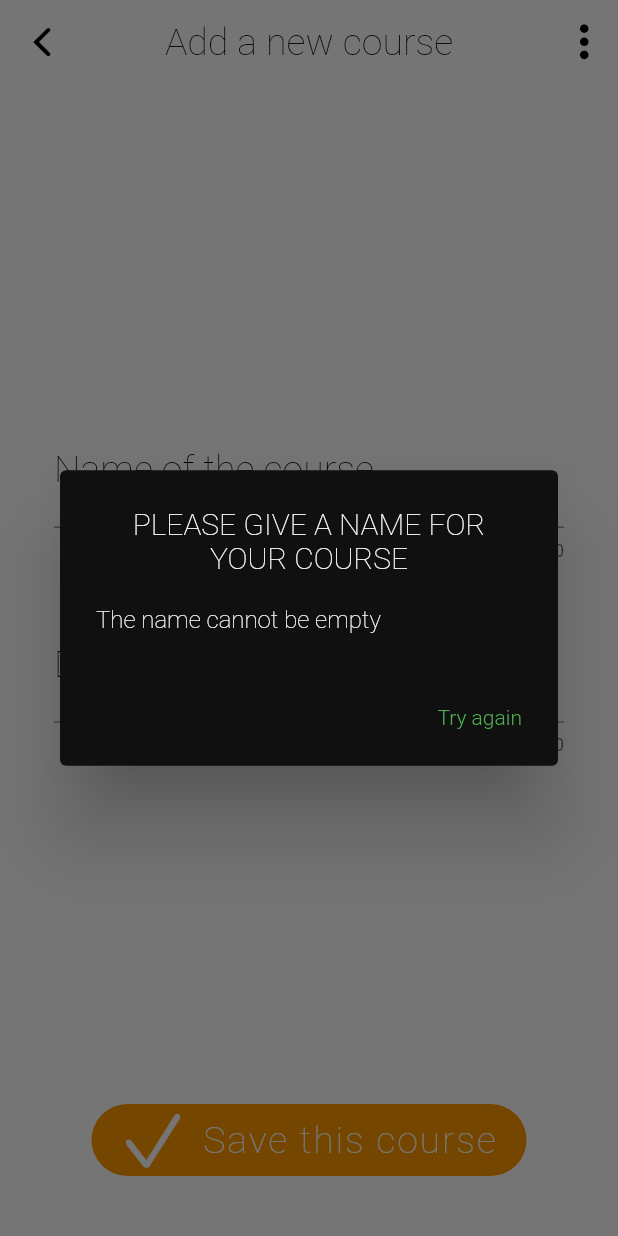
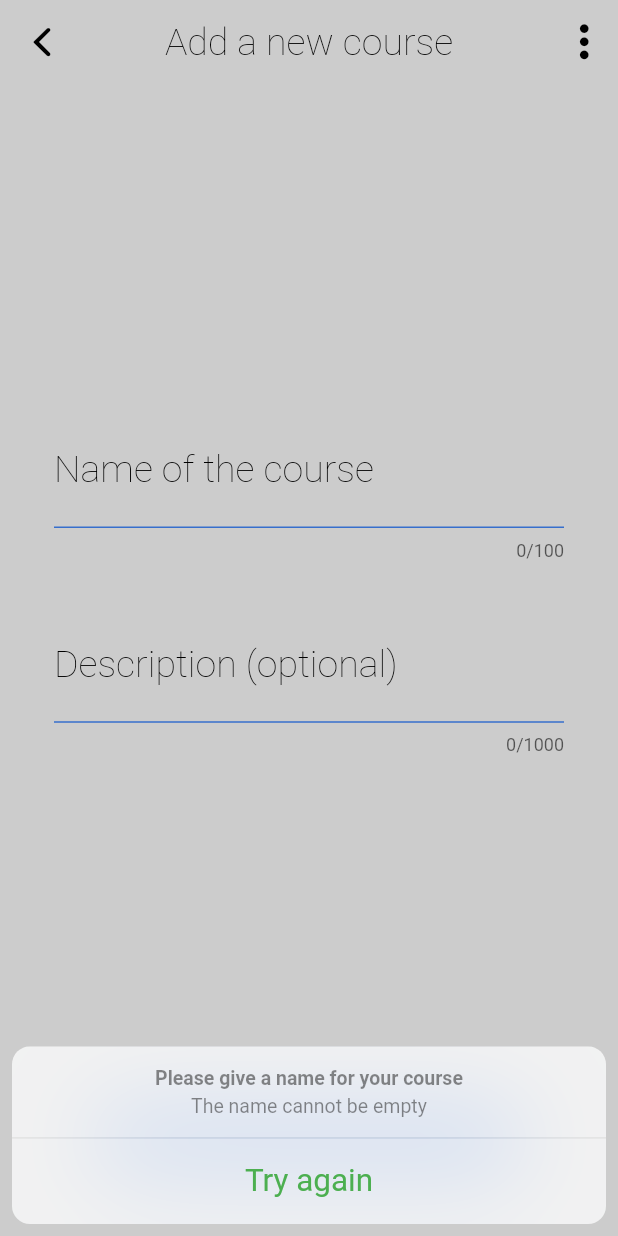
Before and after one commit to ClementSicard/StudyHelper, a Flutter app: the CoursePromptPage screen opened directly, after a tap on "Save this course", on a phone screen of 412 x 824 dp. Run offline on Flutter 3.47's test engine with Material 2 defaults, Android fonts, the phone set to English and light mode, and no system bars; our stand-ins replace fluttertoast.

Commit message:
c'est tout pour aujourd'hui bg

```diff
--- a/study_helper/lib/pages/course_prompt_page.dart
+++ b/study_helper/lib/pages/course_prompt_page.dart
@@ -76,11 +76,18 @@ class _CoursePromptPageState extends State<CoursePromptPage> {
                 child: TextFormField(
                   autocorrect: false,
                   controller: _nameController,
+                  cursorColor: Colors.blueAccent,
                   decoration: InputDecoration(
+                    enabledBorder: UnderlineInputBorder(
+                      borderSide: BorderSide(color: Colors.blueAccent),
+                    ),
+                    focusedBorder: UnderlineInputBorder(
+                      borderSide: BorderSide(color: Colors.green),
+                    ),
                     labelText: 'Name of the course',
-                    focusColor: Colors.red,
+                    focusColor: Colors.blueAccent,
                     labelStyle: customTextStyle(),
-                    fillColor: Colors.red,
+                    fillColor: Colors.blueAccent,
                   ),
                   maxLengthEnforced: true,
                   maxLength: 100,
@@ -99,10 +106,17 @@ class _CoursePromptPageState extends State<CoursePromptPage> {
                 padding: const EdgeInsets.all(16.0),
                 child: TextFormField(
                   controller: _descriptionController,
+                  cursorColor: Colors.blueAccent,
                   decoration: InputDecoration(
+                    enabledBorder: UnderlineInputBorder(
+                      borderSide: BorderSide(color: Colors.blueAccent),
+                    ),
+                    focusedBorder: UnderlineInputBorder(
+                      borderSide: BorderSide(color: Colors.green),
+                    ),
                     labelText: 'Description (optional)',
                     labelStyle: customTextStyle(),
-                    fillColor: Colors.red,
+                    fillColor: Colors.blueAccent,
                   ),
                   maxLength: 1000,
                   maxLengthEnforced: true,
@@ -134,17 +148,19 @@ class _CoursePromptPageState extends State<CoursePromptPage> {
             String givenName = _nameController.text;
             String description = _descriptionController.text;
             if (givenName == "") {
-              await showDialog(
+              await showCupertinoModalPopup(
                 context: context,
-                barrierDismissible: false,
                 builder: (BuildContext context) {
-                  return CustomAlertDialog.alertdialog(
-                    title: "Please give a name for your course",
-                    content: "The name cannot be empty",
+                  return CupertinoActionSheet(
+                    title: Text("Please give a name for your course"),
+                    message: Text("The name cannot be empty"),
                     actions: [
-                      MapEntry(
-                        "Try again",
-                        () {
+                      CupertinoActionSheetAction(
+                        child: Text(
+                          "Try again",
+                          style: TextStyle(color: Colors.green),
+                        ),
+                        onPressed: () {
                           Navigator.of(context).pop();
                         },
                       ),
@@ -186,7 +202,7 @@ class _CoursePromptPageState extends State<CoursePromptPage> {
                 Fluttertoast.showToast(
                   msg:
                       "The course couldn't be saved on your device: Please try later",
-                  backgroundColor: Colors.red,
+                  backgroundColor: Colors.blueAccent,
                   gravity: ToastGravity.BOTTOM,
                   fontSize: 20.0,
                   timeInSecForIosWeb: 1,
@@ -194,7 +210,7 @@ class _CoursePromptPageState extends State<CoursePromptPage> {
               } else {
                 Fluttertoast.showToast(
                   msg: givenName + " was successfully saved!",
-                  backgroundColor: Colors.red,
+                  backgroundColor: Colors.blueAccent,
                   gravity: ToastGravity.BOTTOM,
                   fontSize: 20.0,
                   timeInSecForIosWeb: 1,
@@ -214,7 +230,7 @@ class _CoursePromptPageState extends State<CoursePromptPage> {
             color: Colors.white,
             size: 50,
           ),
-          backgroundColor: Colors.orange,
+          backgroundColor: Colors.blueAccent,
           elevation: 0,
         ),
       ),
--- a/study_helper/lib/utils/nice_button.dart
+++ b/study_helper/lib/utils/nice_button.dart
@@ -11,6 +11,7 @@ Widget NiceButton({
   double elevation = 0,
   String text = "",
   Color textColor = Colors.white,
+  Color color = Colors.orange,
 }) {
   return RaisedButton(
     onPressed: onPressed ?? () {},
@@ -18,7 +19,7 @@ Widget NiceButton({
     shape: RoundedRectangleBorder(
       borderRadius: BorderRadius.circular(borderRadius),
     ),
-    color: Colors.orange,
+    color: color,
     elevation: elevation,
     child: Container(
       alignment: Alignment.center,
```
Also changed, not shown: study_helper/lib/pages/chapters_page.dart (+14 -7 lines), study_helper/lib/pages/courses_page.dart (+27 -20 lines).
